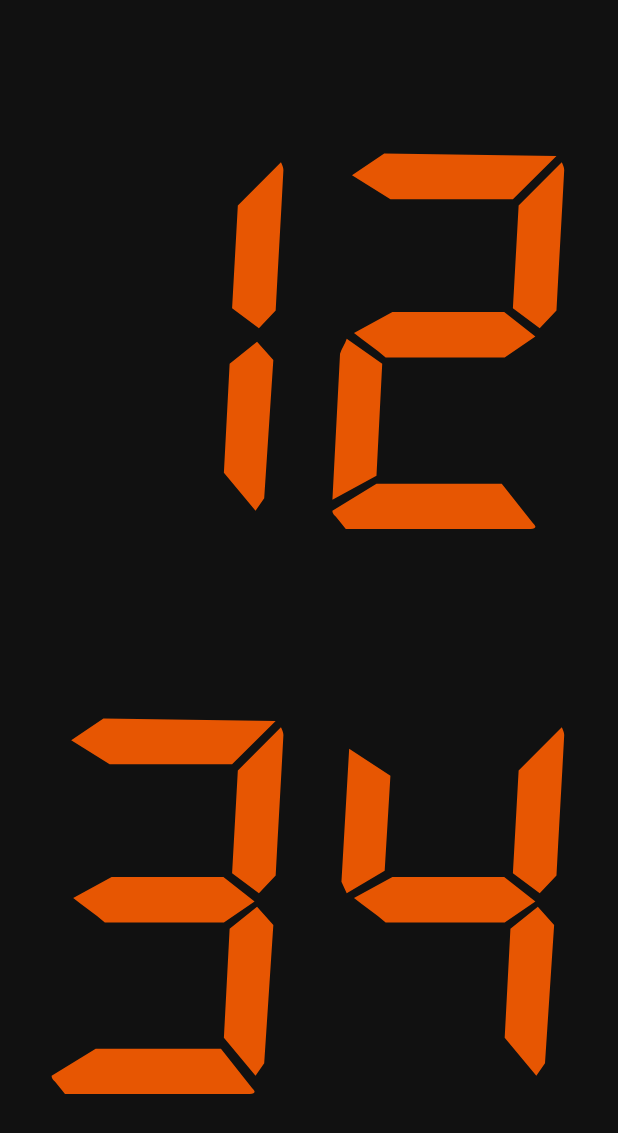
After one commit to nickxiu27/Fitimer_backup, an Android app: the fragment PageFragment2 shown on its own in the app's theme, on a phone screen of 412 x 824 dp. The commit adds this screen. Shown: the top 1133 px of the screen. Run offline under Robolectric (Android 15) with nearby library versions, the phone set to English and light mode, and no system bars.

Commit message:
Add pager view to support page sliding.
Currently contains the timer page and two dummy pages.

```diff
--- /dev/null
+++ b/app/src/main/java/com/nickxiu/fitimer/PageFragment2.java
@@ -0,0 +1,17 @@
+package com.nickxiu.fitimer;
+
+import android.os.Bundle;
+import android.support.v4.app.Fragment;
+import android.view.LayoutInflater;
+import android.view.View;
+import android.view.ViewGroup;
+
+public class PageFragment2 extends Fragment {
+
+    @Override
+    public View onCreateView(LayoutInflater inflater, ViewGroup container,
+                             Bundle savedInstanceState) {
+        return (ViewGroup) inflater.inflate(
+                R.layout.slide_page_2, container, false);
+    }
+}
--- /dev/null
+++ b/app/src/main/res/layout/slide_page_2.xml
@@ -0,0 +1,38 @@
+<?xml version="1.0" encoding="utf-8"?>
+<LinearLayout xmlns:android="http://schemas.android.com/apk/res/android"
+    xmlns:app="http://schemas.android.com/apk/res-auto"
+    android:id="@+id/timer_view"
+    android:layout_width="match_parent"
+    android:layout_height="match_parent"
+    android:background="@color/colorBackground"
+    android:orientation="vertical"
+    android:weightSum="2">
+
+    <TextView
+        android:id="@+id/minute_text_view"
+        android:layout_width="match_parent"
+        android:layout_height="match_parent"
+        android:layout_marginBottom="-100dp"
+        android:layout_weight="1"
+        android:fontFamily="@font/segment_7"
+        android:gravity="center"
+        android:text="12"
+        android:textColor="@color/colorPrimary"
+        app:autoSizeMaxTextSize="320sp"
+        app:autoSizeMinTextSize="5sp"
+        app:autoSizeTextType="uniform" />
+
+    <TextView
+        android:id="@+id/second_text_view"
+        android:layout_width="match_parent"
+        android:layout_height="match_parent"
+        android:layout_marginBottom="-30dp"
+        android:layout_weight="1"
+        android:fontFamily="@font/segment_7"
+        android:gravity="center"
+        android:text="34"
+        android:textColor="@color/colorPrimary"
+        app:autoSizeMaxTextSize="320sp"
+        app:autoSizeMinTextSize="5sp"
+        app:autoSizeTextType="uniform" />
+</LinearLayout>
```
Also changed, not shown: app/src/main/java/com/nickxiu/fitimer/MainActivity.java (+23 -4 lines), app/src/main/java/com/nickxiu/fitimer/PageFragment.java (added, +17 -0 lines), app/src/main/java/com/nickxiu/fitimer/TimerFragmentPagerAdapter.java (added, +31 -0 lines), app/src/main/java/com/nickxiu/fitimer/TimerImpl.java (+20 -16 lines), app/src/main/res/layout/activity_main.xml (+3 -5 lines), app/src/main/res/layout/slide_page_1.xml (added, +14 -0 lines).
